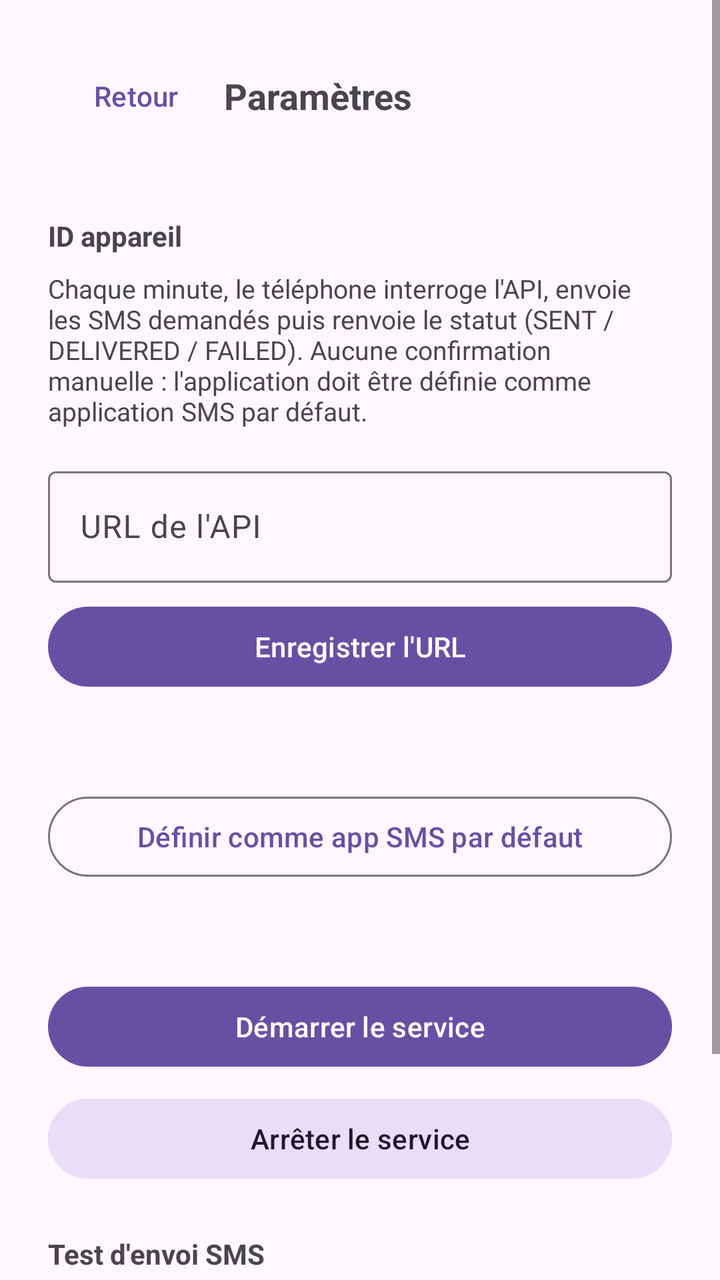
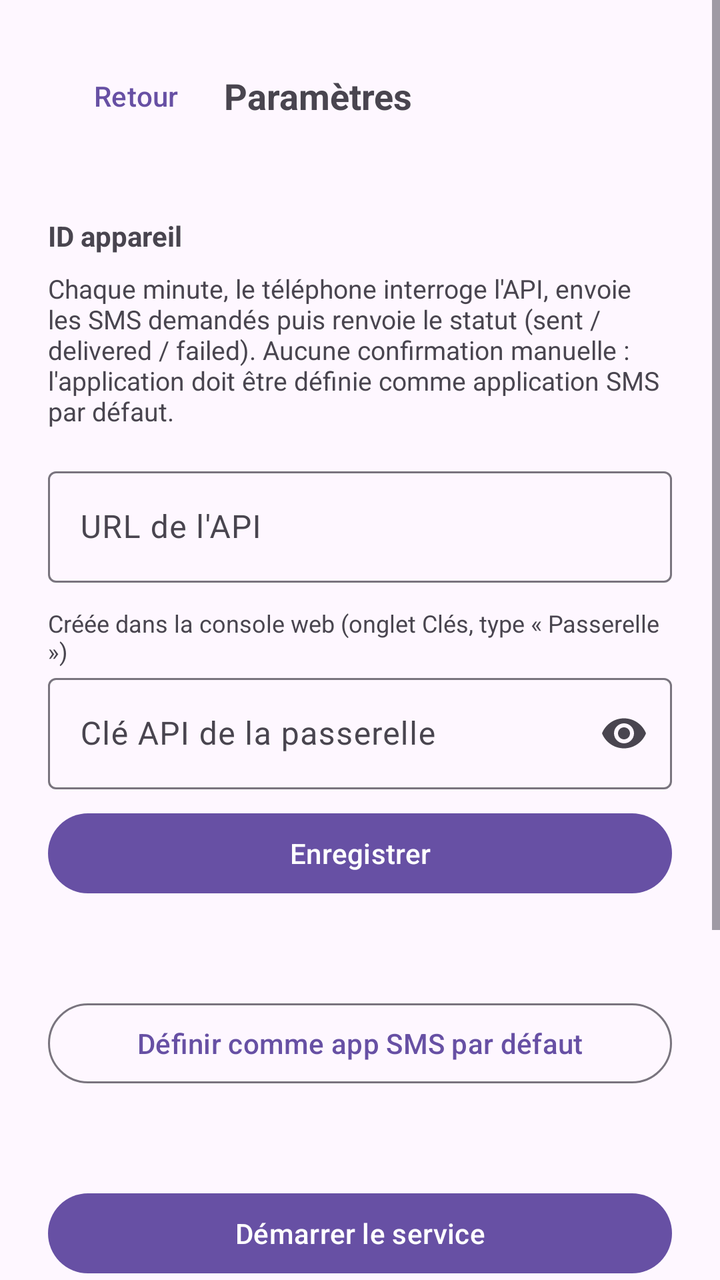

An Android layout rendered at two revisions. The XML below is the earlier revision; the diff shows what the commit changed to produce the second picture.
<!-- AndroidManifest.xml: application theme Theme.SmsGateway -->
<!-- res/layout/activity_settings.xml -->
<?xml version="1.0" encoding="utf-8"?>
<ScrollView xmlns:android="http://schemas.android.com/apk/res/android"
    xmlns:app="http://schemas.android.com/apk/res-auto"
    android:layout_width="match_parent"
    android:layout_height="match_parent"
    android:fillViewport="true">

    <LinearLayout
        android:layout_width="match_parent"
        android:layout_height="wrap_content"
        android:orientation="vertical"
        android:padding="24dp">

        <LinearLayout
            android:layout_width="match_parent"
            android:layout_height="wrap_content"
            android:gravity="center_vertical"
            android:orientation="horizontal">

            <com.google.android.material.button.MaterialButton
                android:id="@+id/btnBack"
                style="@style/Widget.Material3.Button.TextButton"
                android:layout_width="wrap_content"
                android:layout_height="wrap_content"
                android:text="@string/back" />

            <TextView
                android:layout_width="0dp"
                android:layout_height="wrap_content"
                android:layout_weight="1"
                android:text="@string/settings_title"
                android:textSize="18sp"
                android:textStyle="bold" />
        </LinearLayout>

        <TextView
            android:id="@+id/textVersion"
            android:layout_width="match_parent"
            android:layout_height="wrap_content"
            android:layout_marginTop="4dp"
            android:textSize="12sp" />

        <TextView
            android:id="@+id/textDeviceId"
            android:layout_width="match_parent"
            android:layout_height="wrap_content"
            android:layout_marginTop="16dp"
            android:textStyle="bold"
            android:text="@string/device_id_label" />

        <TextView
            android:layout_width="match_parent"
            android:layout_height="wrap_content"
            android:layout_marginTop="8dp"
            android:text="@string/explanation"
            android:textSize="13sp" />

        <com.google.android.material.textfield.TextInputLayout
            android:id="@+id/layoutBaseUrl"
            android:layout_width="match_parent"
            android:layout_height="wrap_content"
            android:layout_marginTop="16dp"
            android:hint="@string/api_url_label"
            app:endIconMode="clear_text">

            <com.google.android.material.textfield.TextInputEditText
                android:id="@+id/editBaseUrl"
                android:layout_width="match_parent"
                android:layout_height="wrap_content"
                android:inputType="textUri"
                android:maxLines="1" />
        </com.google.android.material.textfield.TextInputLayout>

        <com.google.android.material.button.MaterialButton
            android:id="@+id/btnSaveUrl"
            android:layout_width="match_parent"
            android:layout_height="wrap_content"
            android:layout_marginTop="8dp"
            android:text="@string/save_url" />

        <TextView
            android:id="@+id/textDefaultSms"
            android:layout_width="match_parent"
            android:layout_height="wrap_content"
            android:layout_marginTop="20dp"
            android:textStyle="bold" />

        <com.google.android.material.button.MaterialButton
            android:id="@+id/btnSetDefaultSms"
            style="@style/Widget.Material3.Button.OutlinedButton"
            android:layout_width="match_parent"
            android:layout_height="wrap_content"
            android:layout_marginTop="8dp"
            android:text="@string/set_default_sms" />

        <TextView
            android:id="@+id/textServiceState"
            android:layout_width="match_parent"
            android:layout_height="wrap_content"
            android:layout_marginTop="20dp"
            android:textStyle="bold" />

        <com.google.android.material.button.MaterialButton
            android:id="@+id/btnStart"
            android:layout_width="match_parent"
            android:layout_height="wrap_content"
            android:layout_marginTop="8dp"
            android:text="@string/start_service" />

        <com.google.android.material.button.MaterialButton
            android:id="@+id/btnStop"
            style="@style/Widget.Material3.Button.TonalButton"
            android:layout_width="match_parent"
            android:layout_height="wrap_content"
            android:layout_marginTop="8dp"
            android:text="@string/stop_service" />

        <TextView
            android:id="@+id/textTestTitle"
            android:layout_width="match_parent"
            android:layout_height="wrap_content"
            android:layout_marginTop="24dp"
            android:text="@string/test_sms_label"
            android:textStyle="bold" />

        <com.google.android.material.textfield.TextInputLayout
            android:id="@+id/layoutTestRecipient"
            android:layout_width="match_parent"
            android:layout_height="wrap_content"
            android:hint="@string/test_recipient_hint"
            app:endIconMode="clear_text">

            <com.google.android.material.textfield.TextInputEditText
                android:id="@+id/editTestRecipient"
                android:layout_width="match_parent"
                android:layout_height="wrap_content"
                android:inputType="phone"
                android:maxLines="1" />
        </com.google.android.material.textfield.TextInputLayout>

        <com.google.android.material.button.MaterialButton
            android:id="@+id/btnSendTestSms"
            style="@style/Widget.Material3.Button.OutlinedButton"
            android:layout_width="match_parent"
            android:layout_height="wrap_content"
            android:layout_marginTop="8dp"
            android:text="@string/send_test_sms" />
    </LinearLayout>
</ScrollView>
<!-- resources referenced by this layout -->
<resources>
  <string name="api_url_label">URL de l\'API</string>
  <string name="back">Retour</string>
  <string name="device_id_label">ID appareil</string>
  <string name="explanation">Chaque minute, le téléphone interroge l\'API, envoie les SMS demandés puis renvoie le statut (SENT / DELIVERED / FAILED). Aucune confirmation manuelle : l\'application doit être définie comme application SMS par défaut.</string>
  <string name="save_url">Enregistrer l\'URL</string>
  <string name="send_test_sms">Envoyer un SMS de test</string>
  <string name="set_default_sms">Définir comme app SMS par défaut</string>
  <string name="settings_title">Paramètres</string>
  <string name="start_service">Démarrer le service</string>
  <string name="stop_service">Arrêter le service</string>
  <string name="test_recipient_hint">Numéro de destination (ex : +33612345678)</string>
  <string name="test_sms_label">Test d\'envoi SMS</string>
  <style name="Theme.SmsGateway" parent="Theme.Material3.DayNight" />
</resources>

<!-- the commit's change to res/layout/activity_settings.xml (unified diff, before → after) -->
@@ -71,12 +71,34 @@
                 android:maxLines="1" />
         </com.google.android.material.textfield.TextInputLayout>
 
+        <TextView
+            android:layout_width="match_parent"
+            android:layout_height="wrap_content"
+            android:layout_marginTop="12dp"
+            android:text="@string/api_key_hint"
+            android:textSize="12sp" />
+
+        <com.google.android.material.textfield.TextInputLayout
+            android:id="@+id/layoutApiKey"
+            android:layout_width="match_parent"
+            android:layout_height="wrap_content"
+            android:hint="@string/api_key_label"
+            app:endIconMode="password_toggle">
+
+            <com.google.android.material.textfield.TextInputEditText
+                android:id="@+id/editApiKey"
+                android:layout_width="match_parent"
+                android:layout_height="wrap_content"
+                android:inputType="textPassword"
+                android:maxLines="1" />
+        </com.google.android.material.textfield.TextInputLayout>
+
         <com.google.android.material.button.MaterialButton
             android:id="@+id/btnSaveUrl"
             android:layout_width="match_parent"
             android:layout_height="wrap_content"
             android:layout_marginTop="8dp"
-            android:text="@string/save_url" />
+            android:text="@string/save_settings" />
 
         <TextView
             android:id="@+id/textDefaultSms"
<!-- resource entries referenced after the edit -->
@@ -1,10 +1,12 @@
 <!-- resources referenced by this layout -->
 <resources>
+  <string name="api_key_hint">Créée dans la console web (onglet Clés, type « Passerelle »)</string>
+  <string name="api_key_label">Clé API de la passerelle</string>
   <string name="api_url_label">URL de l\'API</string>
   <string name="back">Retour</string>
   <string name="device_id_label">ID appareil</string>
-  <string name="explanation">Chaque minute, le téléphone interroge l\'API, envoie les SMS demandés puis renvoie le statut (SENT / DELIVERED / FAILED). Aucune confirmation manuelle : l\'application doit être définie comme application SMS par défaut.</string>
-  <string name="save_url">Enregistrer l\'URL</string>
+  <string name="explanation">Chaque minute, le téléphone interroge l\'API, envoie les SMS demandés puis renvoie le statut (sent / delivered / failed). Aucune confirmation manuelle : l\'application doit être définie comme application SMS par défaut.</string>
+  <string name="save_settings">Enregistrer</string>
   <string name="send_test_sms">Envoyer un SMS de test</string>
   <string name="set_default_sms">Définir comme app SMS par défaut</string>
   <string name="settings_title">Paramètres</string>
